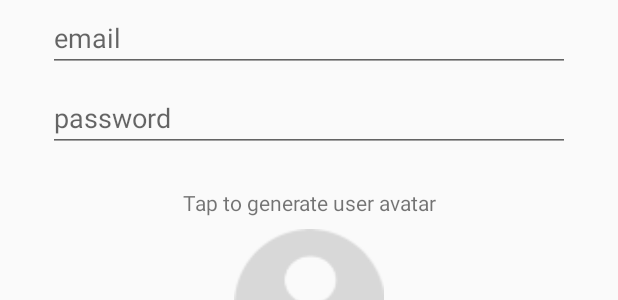
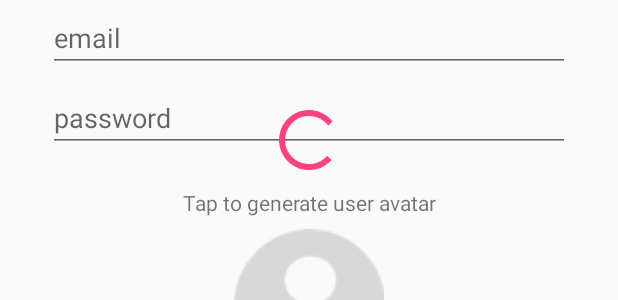
Before and after one commit to RodrigoCalderano/Smack, an Android app: the layout activity_create_user.xml on its own in the app's theme, with its tools: preview values and no code run, on a phone screen of 412 x 824 dp. Shown: the part 124-424 px from the top of the screen. Run offline under Robolectric (Android 15) with nearby library versions, the phone set to English and light mode, and no system bars.

Commit message:
Create User Updated

```diff
--- a/app/src/main/java/com/example/linux/smack/Utilities/Constants.kt
+++ b/app/src/main/java/com/example/linux/smack/Utilities/Constants.kt
@@ -4,3 +4,6 @@ const val BASE_URL = "https://smack-messenger.herokuapp.com/v1/"
 const val URL_REGISTER = "${BASE_URL}account/register"
 const val URL_LOGIN = "${BASE_URL}account/login"
 const val URL_CREATE_USER = "${BASE_URL}user/add"
+
+//Broadcast Constants
+const val BROADCAST_USER_DATA_CHANGE = "BROADCAST_USER_DATA_CHANGE"
--- a/app/src/main/res/layout/activity_create_user.xml
+++ b/app/src/main/res/layout/activity_create_user.xml
@@ -111,4 +111,16 @@
         app:layout_constraintEnd_toEndOf="parent"
         app:layout_constraintHorizontal_bias="0.5"
         app:layout_constraintStart_toStartOf="parent" />
+
+    <ProgressBar
+        android:id="@+id/createSpinner"
+        style="?android:attr/progressBarStyle"
+        android:layout_width="wrap_content"
+        android:layout_height="wrap_content"
+        android:layout_marginStart="8dp"
+        android:layout_marginEnd="8dp"
+        android:layout_marginBottom="8dp"
+        app:layout_constraintBottom_toTopOf="@+id/textView2"
+        app:layout_constraintEnd_toEndOf="parent"
+        app:layout_constraintStart_toStartOf="parent" />
 </android.support.constraint.ConstraintLayout>
```
Also changed, not shown: app/src/main/java/com/example/linux/smack/Controller/CreateUserActivity.kt (+35 -6 lines).
